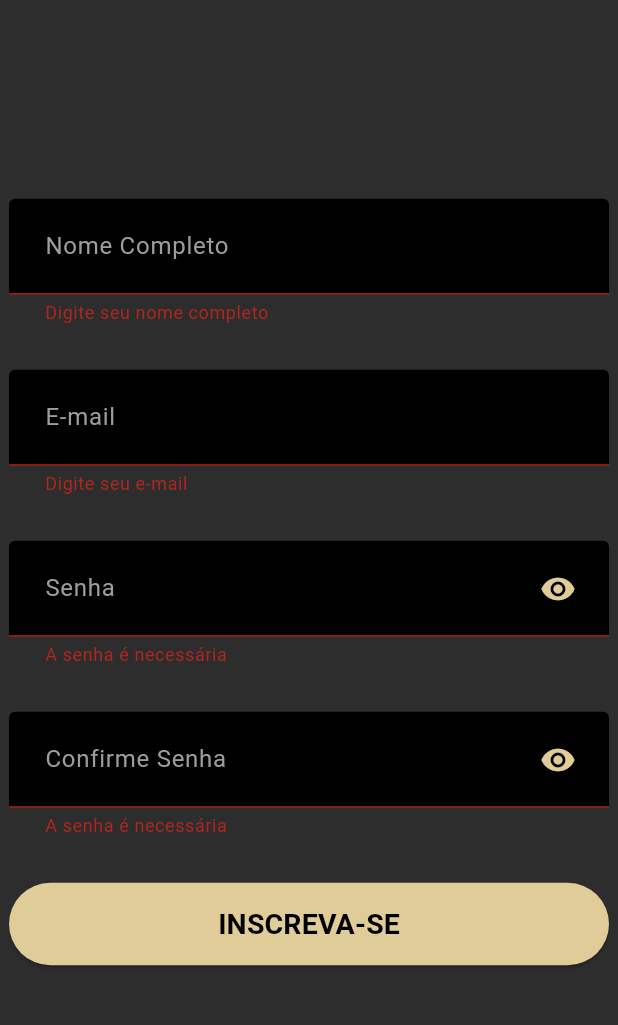
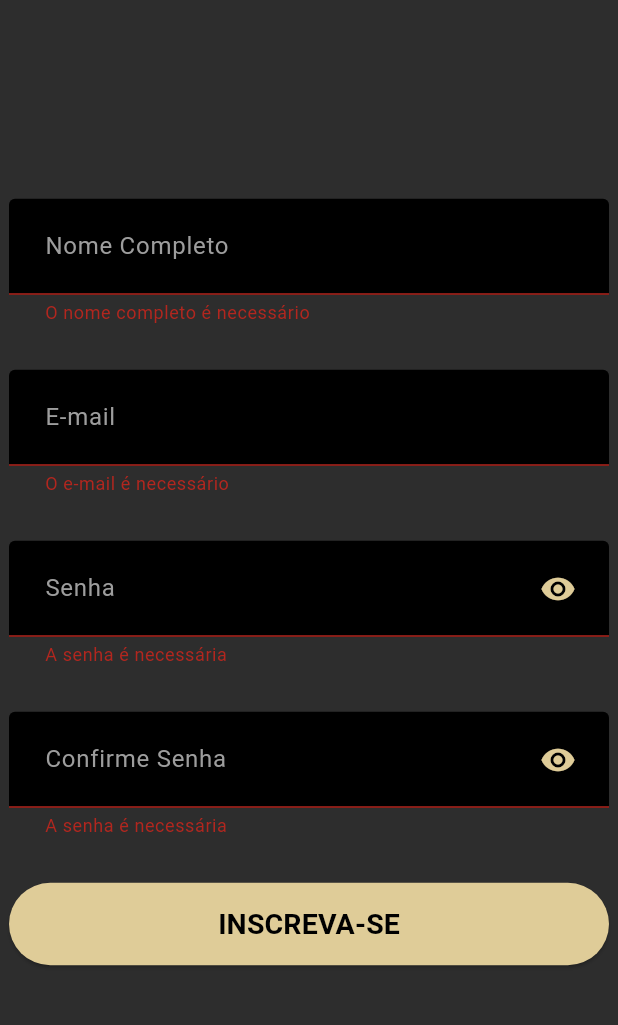
Before and after one commit to paulocavalc/Adopt-Pet, a Flutter app: the SignUpPet screen opened directly, after a tap on "INSCREVA-SE", on a phone screen of 412 x 824 dp, the part 78-1103 px from its top. Run offline on Flutter 3.47's test engine with Material 3 defaults, Android fonts, the phone set to English and light mode, and no system bars; our stand-ins replace google_fonts, image_picker; network calls fail; Roboto replaces fonts that are missing (Calistoga).

Commit message:
Atualização

```diff
--- a/lib/authentication/login.dart
+++ b/lib/authentication/login.dart
@@ -85,7 +85,7 @@ class LoginPetState extends State<LoginPet> {
                         controller: emailText,
                         validator: (value) {
                           if (value!.isEmpty) {
-                            return 'Digite um endereço de e-mail válido';
+                            return 'O e-mail é necessário';
                           }
                           return null;
                         },
--- a/lib/authentication/sign-up.dart
+++ b/lib/authentication/sign-up.dart
@@ -77,7 +77,7 @@ class SignUpPetState extends State<SignUpPet> {
                         controller: nameText,
                         validator: (value) {
                           if (value!.isEmpty) {
-                            return 'Digite seu nome completo';
+                            return 'O nome completo é necessário';
                           }
                           return null;
                         },
@@ -111,7 +111,7 @@ class SignUpPetState extends State<SignUpPet> {
                         controller: emailText,
                         validator: (value) {
                           if (value!.isEmpty) {
-                            return 'Digite seu e-mail';
+                            return 'O e-mail é necessário';
                           }
                           return null;
                         },
```
